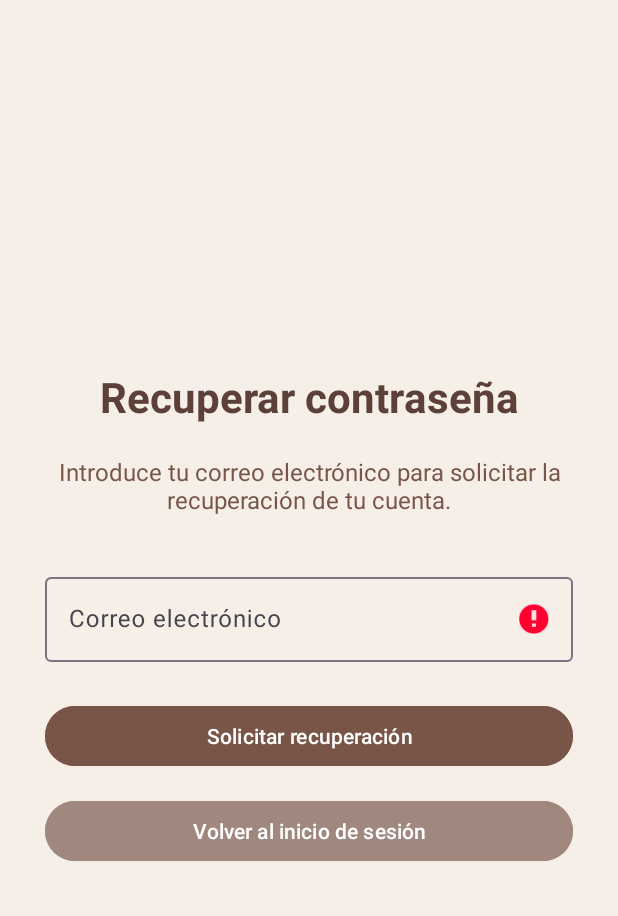
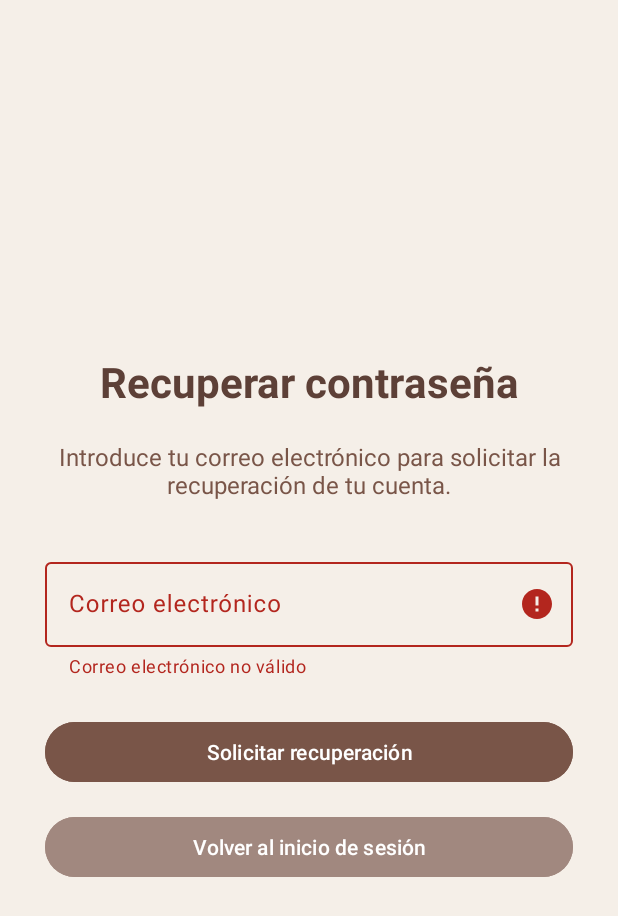
Before and after one commit to holasi123321siu-commits/HairCare, an Android app: the RecoveryFragment screen opened through its navigation route, after a tap on "Solicitar recuperación", on a phone screen of 412 x 824 dp. Shown: the top 916 px of the screen. Run offline under Robolectric (Android 15) with nearby library versions, the phone set to English and light mode, and no system bars.

Commit message:
Añadido idioma inglés y textos en strings.xml

```diff
--- a/app/src/main/java/com/example/haircare/navigation/fragments/RecoveryFragment.kt
+++ b/app/src/main/java/com/example/haircare/navigation/fragments/RecoveryFragment.kt
@@ -22,18 +22,20 @@ class RecoveryFragment : Fragment(R.layout.fragment_recovery) {
 
             val email = binding.etEmailRecovery.text.toString().trim()
 
+            binding.tilEmailRecovery.error = null
+
             if (email.isEmpty()) {
-                binding.etEmailRecovery.error =
-                    "Introduce tu correo electrónico"
+                binding.tilEmailRecovery.error =
+                    getString(R.string.error_email)
 
             } else if (!Patterns.EMAIL_ADDRESS.matcher(email).matches()) {
-                binding.etEmailRecovery.error =
-                    "El correo electrónico no es válido"
+                binding.tilEmailRecovery.error =
+                    getString(R.string.error_email)
 
             } else {
                 Toast.makeText(
                     requireContext(),
-                    "Solicitud simulada correctamente",
+                    getString(R.string.recovery_success),
                     Toast.LENGTH_LONG
                 ).show()
             }
--- a/app/src/main/res/layout/fragment_recovery.xml
+++ b/app/src/main/res/layout/fragment_recovery.xml
@@ -16,7 +16,7 @@
         <TextView
             android:layout_width="match_parent"
             android:layout_height="wrap_content"
-            android:text="Recuperar contraseña"
+            android:text="@string/recovery_title"
             android:textSize="28sp"
             android:textStyle="bold"
             android:textColor="#5D4037"
@@ -26,7 +26,7 @@
         <TextView
             android:layout_width="match_parent"
             android:layout_height="wrap_content"
-            android:text="Introduce tu correo electrónico para solicitar la recuperación de tu cuenta."
+            android:text="@string/recovery_description"
             android:textSize="16sp"
             android:textColor="#795548"
             android:gravity="center"
@@ -36,7 +36,7 @@
             android:id="@+id/tilEmailRecovery"
             android:layout_width="match_parent"
             android:layout_height="wrap_content"
-            android:hint="Correo electrónico"
+            android:hint="@string/email"
             android:layout_marginBottom="25dp">
 
             <com.google.android.material.textfield.TextInputEditText
@@ -52,7 +52,7 @@
             android:id="@+id/btnSendRecovery"
             android:layout_width="match_parent"
             android:layout_height="wrap_content"
-            android:text="Solicitar recuperación"
+            android:text="@string/recovery"
             android:textColor="#FFFFFF"
             android:backgroundTint="#795548"
             android:layout_marginBottom="15dp" />
@@ -61,7 +61,7 @@
             android:id="@+id/btnBackLogin"
             android:layout_width="match_parent"
             android:layout_height="wrap_content"
-            android:text="Volver al inicio de sesión"
+            android:text="@string/back_login"
             android:textColor="#FFFFFF"
             android:backgroundTint="#A1887F" />
 
--- a/app/src/main/res/navigation/nav_graph.xml
+++ b/app/src/main/res/navigation/nav_graph.xml
@@ -8,7 +8,7 @@
     <fragment
         android:id="@+id/welcomeFragment"
         android:name="com.example.haircare.navigation.fragments.WelcomeFragment"
-        android:label="Bienvenida">
+        android:label="@string/app_name">
 
         <action
             android:id="@+id/action_welcome_to_login"
@@ -23,7 +23,7 @@
     <fragment
         android:id="@+id/loginFragment"
         android:name="com.example.haircare.navigation.fragments.LoginFragment"
-        android:label="Iniciar sesión">
+        android:label="@string/login">
 
         <action
             android:id="@+id/action_login_to_recovery"
@@ -34,11 +34,11 @@
     <fragment
         android:id="@+id/registerFragment"
         android:name="com.example.haircare.navigation.fragments.RegisterFragment"
-        android:label="Registro" />
+        android:label="@string/register_title" />
 
     <fragment
         android:id="@+id/recoveryFragment"
         android:name="com.example.haircare.navigation.fragments.RecoveryFragment"
-        android:label="Recuperar contraseña" />
+        android:label="@string/recovery_title" />
 
 </navigation>
--- a/app/src/main/res/values/strings.xml
+++ b/app/src/main/res/values/strings.xml
@@ -1,5 +1,48 @@
 <resources>
+
     <string name="app_name">HairCare</string>
-    <!-- TODO: Remove or change this placeholder text -->
-    <string name="hello_blank_fragment">Hello blank fragment</string>
+
+    <!-- Pantalla de bienvenida -->
+    <string name="welcome_title">Tu belleza, nuestra pasión</string>
+    <string name="welcome_description">Descubre nuestros servicios de peluquería y reserva tus citas de forma rápida y sencilla.</string>
+
+    <!-- Pantalla de login -->
+    <string name="login_title">Bienvenido de nuevo</string>
+    <string name="login_description">Inicia sesión en HairCare</string>
+    <string name="login">Iniciar sesión</string>
+    <string name="forgot_password">¿Olvidaste tu contraseña?</string>
+
+    <!-- Pantalla de registro -->
+    <string name="register_title">Crear cuenta</string>
+    <string name="register_description">Únete a HairCare y disfruta de nuestros servicios</string>
+    <string name="register">Registrarse</string>
+    <string name="name">Nombre</string>
+    <string name="confirm_password">Confirmar contraseña</string>
+
+    <!-- Pantalla de recuperación -->
+    <string name="recovery_title">Recuperar contraseña</string>
+    <string name="recovery_description">Introduce tu correo electrónico para solicitar la recuperación de tu cuenta.</string>
+    <string name="recovery">Solicitar recuperación</string>
+    <string name="back_login">Volver al inicio de sesión</string>
+
+    <!-- Textos comunes -->
+    <string name="email">Correo electrónico</string>
+    <string name="password">Contraseña</string>
+    <string name="back">Volver</string>
+
+    <!-- Errores de validación -->
+    <string name="error_name">Introduce tu nombre</string>
+    <string name="error_email">Correo electrónico no válido</string>
+    <string name="error_password">La contraseña debe tener al menos 8 caracteres</string>
+    <string name="error_confirm_password">Las contraseñas no coinciden</string>
+    <string name="error_login">Correo o contraseña incorrectos</string>
+
+    <!-- Mensajes -->
+    <string name="login_success">Inicio de sesión correcto</string>
+    <string name="register_success">Formulario de registro válido</string>
+    <string name="recovery_success">Solicitud de recuperación realizada</string>
+
+    <!-- Pantalla Home -->
+    <string name="home">Home</string>
+
 </resources>
```
Also changed, not shown: app/src/main/java/com/example/haircare/navigation/fragments/LoginFragment.kt (+8 -6 lines), app/src/main/java/com/example/haircare/navigation/fragments/RegisterFragment.kt (+14 -32 lines), app/src/main/res/layout/fragment_login.xml (+7 -7 lines), app/src/main/res/layout/fragment_register.xml (+8 -8 lines), app/src/main/res/layout/fragment_welcome.xml (+5 -5 lines).
